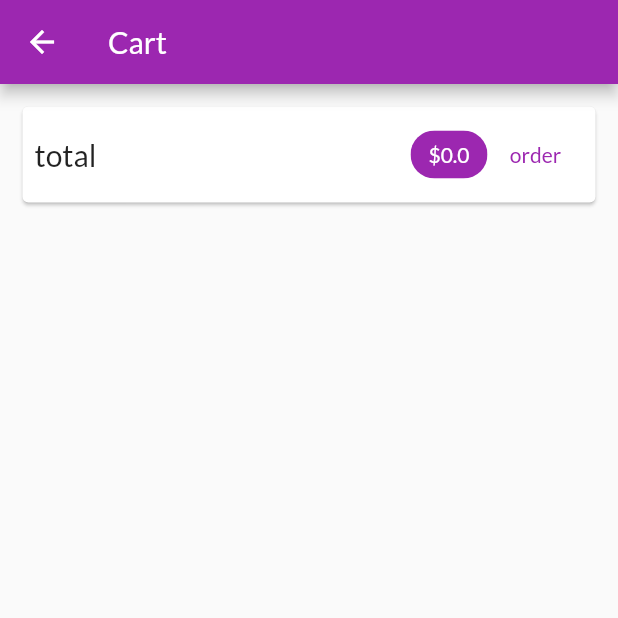
After one commit to babarobat/flshop_app, a Flutter app: the CartScreen screen opened by its route, on a phone screen of 412 x 824 dp, the top half of it. The commit adds this screen. Run offline on Flutter 3.47's test engine with Material 2 defaults, Android fonts, the phone set to English and light mode, and no system bars; network calls fail.

Commit message:
cart screen

```diff
--- a/lib/constants/routs.dart
+++ b/lib/constants/routs.dart
@@ -1,4 +1,6 @@
 class Routs{
    static const String productDetail = 'route/product-detail';
    static const String productsOverview = 'route/products-overview';
+   static const String cart = 'route/cart';
+
 }
--- a/lib/main.dart
+++ b/lib/main.dart
@@ -1,6 +1,7 @@
 import 'package:flutter/material.dart';
 import 'package:provider/provider.dart';
 import 'package:shop_app/providers/products.dart';
+import 'package:shop_app/views/screen/cart_screen.dart';
 import 'package:shop_app/views/screen/product_detail_screen.dart';
 
 import 'constants/routs.dart';
@@ -28,10 +29,11 @@ class MyApp extends StatelessWidget {
               .copyWith(secondary: Colors.deepOrange),
           fontFamily: 'Lato',
         ),
-        home: ProductsOverviewScreen(),
+        home: const ProductsOverviewScreen(),
         routes: {
-          Routs.productsOverview: (ctx) => ProductsOverviewScreen(),
+          Routs.productsOverview: (ctx) => const ProductsOverviewScreen(),
           Routs.productDetail: (ctx) => const ProductDetailScreen(),
+          Routs.cart: (ctx) => const CartScreen()
         },
       ),
     );
--- a/lib/providers/cart.dart
+++ b/lib/providers/cart.dart
@@ -5,12 +5,14 @@ import 'cart_item.dart';
 class Cart with ChangeNotifier{
   final Map<String,CartItem> _items = {};
 
-  get itemsCount =>_items.values
+  int get itemsCount =>_items.values
       .fold(0, (int quantity, cartItem) => cartItem.quantity + quantity);
 
-  void add(String productId) {
+  double get getTotal => _items.values.fold(0.0, (double total, cartItem) => cartItem.total + total);
+
+  void add(String productId, double price) {
     if (!_items.containsKey(productId)){
-      _items[productId] = CartItem(productId);
+      _items[productId] = CartItem(productId, price);
     }
     _items[productId]!.addQuantity(1);
     notifyListeners();
--- a/lib/providers/cart_item.dart
+++ b/lib/providers/cart_item.dart
@@ -2,9 +2,12 @@ import 'package:flutter/material.dart';
 
 class CartItem with ChangeNotifier {
   final String id;
+  final double price;
   late int quantity = 0;
 
-  CartItem(this.id);
+  CartItem(this.id, this.price);
+
+  get total => price * quantity;
 
   void addQuantity(int i) {
     quantity += i;
--- /dev/null
+++ b/lib/views/screen/cart_screen.dart
@@ -0,0 +1,51 @@
+import 'package:flutter/material.dart';
+import 'package:shop_app/ext/build_context_extensions.dart';
+import 'package:shop_app/providers/cart.dart';
+
+class CartScreen extends StatelessWidget {
+  const CartScreen({Key? key}) : super(key: key);
+
+  @override
+  Widget build(BuildContext context) {
+    final cart = context.getProvidedAndForget<Cart>();
+    return Scaffold(
+      appBar: AppBar(
+        title: Text('Cart'),
+      ),
+      body: Column(
+        children: [
+          Card(
+            margin: EdgeInsets.all(15),
+            child: Padding(
+              padding: EdgeInsets.all(8),
+              child: Row(
+                mainAxisAlignment: MainAxisAlignment.spaceBetween,
+                children: [
+                  const Text(
+                    'total',
+                    style: TextStyle(fontSize: 20),
+                  ),
+                  const Spacer(),
+                  Chip(
+                      label: Text(
+                        '\$${cart.getTotal.toString()}',
+                        style: TextStyle(
+                            color: Theme.of(context)
+                                .primaryTextTheme
+                                .subtitle1!
+                                .color),
+                      ),
+                      backgroundColor: Theme.of(context).colorScheme.primary),
+                  TextButton(
+                    onPressed: () {},
+                    child: const Text('order'),
+                  )
+                ],
+              ),
+            ),
+          )
+        ],
+      ),
+    );
+  }
+}
--- a/lib/views/screen/products_overview_screen.dart
+++ b/lib/views/screen/products_overview_screen.dart
@@ -1,5 +1,6 @@
 import 'package:flutter/material.dart';
 import 'package:provider/provider.dart';
+import 'package:shop_app/constants/routs.dart';
 import 'package:shop_app/providers/cart.dart';
 import 'package:shop_app/views/widget/products_greed.dart';
 import 'package:shop_app/views/widget/badge.dart';
@@ -44,7 +45,7 @@ class _ProductsOverviewScreenState extends State<ProductsOverviewScreen> {
             ),
             child: IconButton(
               icon: const Icon(Icons.shopping_cart),
-              onPressed: () {},
+              onPressed: () {Navigator.pushNamed(context, Routs.cart);},
             ),
           ),
         ],
--- a/lib/views/widget/product_item.dart
+++ b/lib/views/widget/product_item.dart
@@ -40,7 +40,7 @@ class ProductItem extends StatelessWidget {
             ),
             trailing: IconButton(
               icon: const Icon(Icons.shopping_cart),
-              onPressed: () => {cart.add(product.id)},
+              onPressed: () => {cart.add(product.id, product.price)},
               color: Theme.of(context).colorScheme.secondary,
             ),
           ),
```
